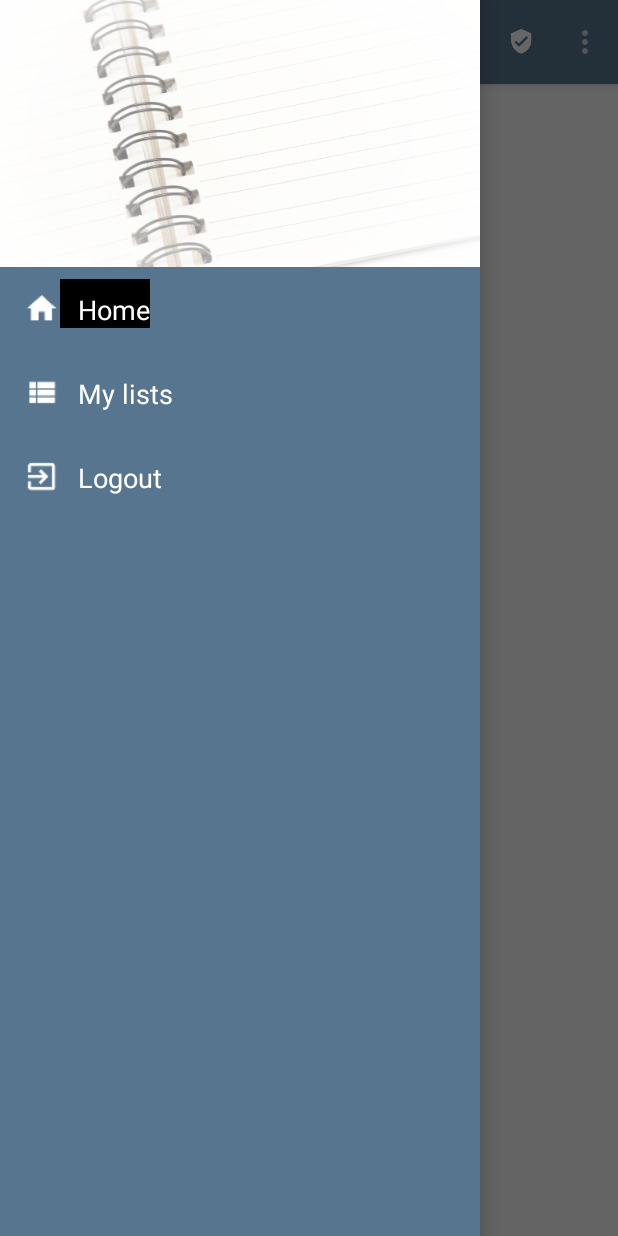
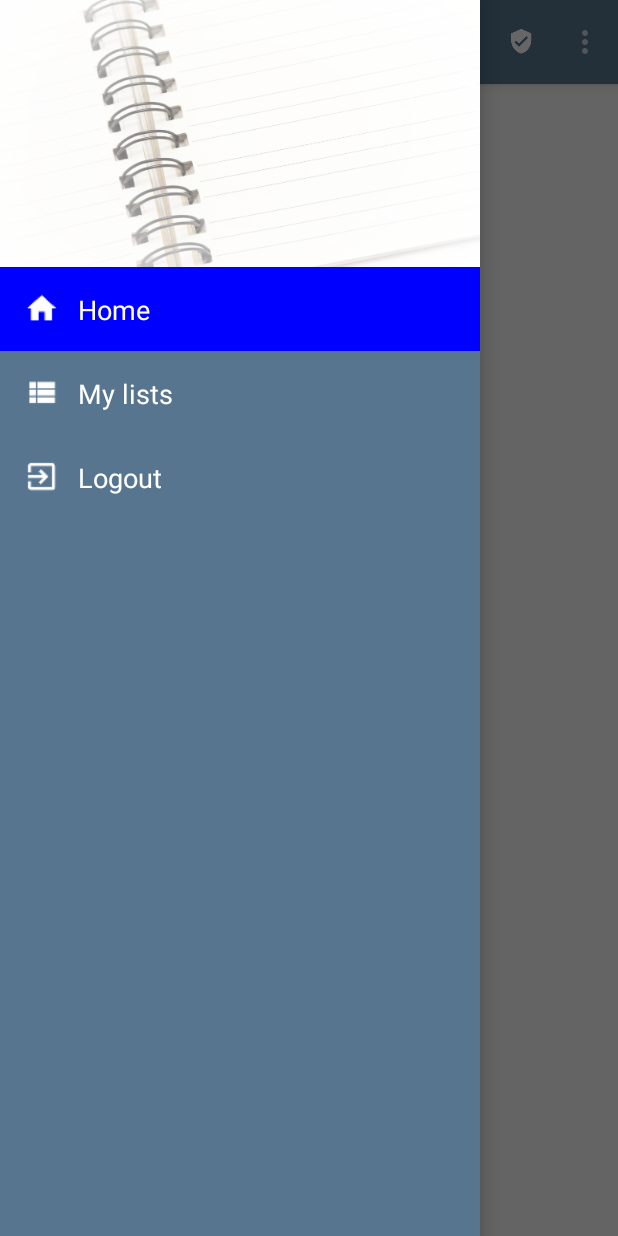
Before and after one commit to igortavares82/buylist.android, an Android app: the Home screen opened directly, with no data from a screen before it, after a tap on "Home", on a phone screen of 412 x 824 dp. Run offline under Robolectric (Android 15) with nearby library versions, the phone set to English and light mode, and no system bars; network calls fail; 1 other tap on this screen came first.

Commit message:
Padronização de nomenclatura e código

```diff
--- a/src/main/java/br/com/buylist/models/ProfileHolder.java
+++ b/src/main/java/br/com/buylist/models/ProfileHolder.java
@@ -7,6 +7,7 @@ import android.graphics.Color;
 import android.support.v7.widget.RecyclerView;
 import android.view.View;
 import android.widget.ImageView;
+import android.widget.LinearLayout;
 import android.widget.TextView;
 import android.widget.Toast;
 
@@ -40,17 +41,17 @@ public class ProfileHolder extends RecyclerView.ViewHolder implements View.OnCli
 
 
 
-            textView = (TextView) itemView.findViewById(R.id.rowText); // Creating TextView object with the id of textView from item_row.xml
-            imageView = (ImageView) itemView.findViewById(R.id.rowIcon);// Creating ImageView object with the id of ImageView from item_row.xml
+            textView = (TextView) itemView.findViewById(R.id.rowText); // Creating TextView object with the id of textView from nv_drawer_row.xmlw.xml
+            imageView = (ImageView) itemView.findViewById(R.id.rowIcon);// Creating ImageView object with the id of ImageView from nv_drawer_row.xmlw.xml
             textView.setOnClickListener(this);
             Holderid = 1;                                               // setting holder id as 1 as the object being populated are of type item row
 
         } else {
 
-            Name = (TextView) itemView.findViewById(R.id.name);         // Creating Text View object from header.xml for name
-            Email = (TextView) itemView.findViewById(R.id.email);       // Creating Text View object from header.xml for email
-            //profile = (ImageView) itemView.findViewById(R.id.circleView);// Creating Image view object from header.xml for profile pic
-            Holderid = 0;                                                // Setting holder id = 0 as the object being populated are of type header view
+            Name = (TextView) itemView.findViewById(R.id.name);         // Creating Text View object from nv_drawer_headerwer_header.xml for name
+            Email = (TextView) itemView.findViewById(R.id.email);       // Creating Text View object from nv_drawer_headerwer_header.xml for email
+            //profile = (ImageView) itemView.findViewById(R.id.circleView);// Creating Image view object from nv_drawer_headerwer_header.xml for profile pic
+            Holderid = 0;                                                // Setting holder id = 0 as the object being populated are of type nv_drawer_header view
         }
     }
 
@@ -71,10 +72,14 @@ public class ProfileHolder extends RecyclerView.ViewHolder implements View.OnCli
     @Override
     public void onClick(View v) {
 
+        v.getParent().getParent();
 
-        // PAREI AKI!!!
-        v.setBackgroundColor(Color.BLACK);
+        LinearLayout linearLayout = (LinearLayout) v.getParent();
+        linearLayout.setBackgroundColor(Color.BLUE);
+
         this.bindListener();
-        this.listener.onClick(v);
+
+        if (this.listener != null)
+            this.listener.onClick(v);
     }
 }
--- a/src/main/java/br/com/buylist/views/Home.java
+++ b/src/main/java/br/com/buylist/views/Home.java
@@ -9,9 +9,7 @@ import android.support.v7.widget.RecyclerView;
 import android.support.v7.widget.Toolbar;
 import android.view.Menu;
 import android.view.MenuItem;
-import android.view.MotionEvent;
 import android.view.View;
-import android.widget.Toast;
 
 import br.com.buylist.R;
 
@@ -38,7 +36,9 @@ public class Home extends ActionBarActivity {
 
         recycleView = (RecyclerView) findViewById(R.id.RecyclerView);
         recycleView.setHasFixedSize(true);
-        adapter = new HeaderAdapter(TITLES,ICONS, this.toolbar.getContext());
+
+        // Instancia o navigation drawer
+        adapter = new NvDrawerHeader(TITLES,ICONS, this.toolbar.getContext());
 
         recycleView.setAdapter(adapter);
         layoutManager = new LinearLayoutManager(this);
--- a/src/main/java/br/com/buylist/views/HeaderAdapter.java
+++ b/src/main/java/br/com/buylist/views/NvDrawerHeader.java
@@ -5,9 +5,6 @@ import android.support.v7.widget.RecyclerView;
 import android.view.LayoutInflater;
 import android.view.View;
 import android.view.ViewGroup;
-import android.widget.ImageView;
-import android.widget.TextView;
-import android.widget.Toast;
 
 import br.com.buylist.dao.AccountDao;
 import br.com.buylist.models.Account;
@@ -18,21 +15,19 @@ import br.com.buylist.R;
 /**
  * Created by Igor on 23/04/2016.
  */
-public class HeaderAdapter extends RecyclerView.Adapter {
+public class NvDrawerHeader extends RecyclerView.Adapter {
 
     private static final int TYPE_HEADER = 0;  // Declaring Variable to Understand which View is being worked on
     private static final int TYPE_ITEM = 1;
 
-    private String navTitles[]; // String Array to store the passed titles Value from MainActivity.java
-    private int mIcons[];       // Int Array to store the passed icons resource value from MainActivity.java
-
-    private int profile;        //int Resource for header view profile picture
+    private String titles[]; // String Array to store the passed titles Value from MainActivity.java
+    private int icons[];       // Int Array to store the passed icons resource value from MainActivity.java
     private Context context;
 
-    HeaderAdapter(String Titles[],int Icons[], Context context) {
+    NvDrawerHeader(String titles[], int Icons[], Context context) {
 
-        navTitles = Titles;
-        mIcons = Icons;
+        this.titles = titles;
+        this.icons = Icons;
         this.context = context;
     }
 
@@ -42,14 +37,14 @@ public class HeaderAdapter extends RecyclerView.Adapter {
 
         if (viewType == TYPE_ITEM) {
 
-            View v = LayoutInflater.from(parent.getContext()).inflate(R.layout.item_row,parent,false); //Inflating the layout
+            View v = LayoutInflater.from(parent.getContext()).inflate(R.layout.nv_drawer_row,parent,false); //Inflating the layout
             ProfileHolder vhItem = new ProfileHolder(v, viewType, TYPE_ITEM);//new ViewHolder(v,viewType); //Creating ViewHolder and passing the object of type view
 
             return vhItem; // Returning the created object
 
         } else if (viewType == TYPE_HEADER) {
 
-            View v = LayoutInflater.from(parent.getContext()).inflate(R.layout.header,parent,false); //Inflating the layout
+            View v = LayoutInflater.from(parent.getContext()).inflate(R.layout.nv_drawer_header,parent,false); //Inflating the layout
             ProfileHolder vhHeader = new ProfileHolder(v, viewType, TYPE_ITEM); //Creating ViewHolder and passing the object of type view
 
             return vhHeader; //returning the object created
@@ -63,11 +58,11 @@ public class HeaderAdapter extends RecyclerView.Adapter {
 
         ProfileHolder pHolder = (ProfileHolder) holder;
 
-        if(pHolder.Holderid == 1) { // as the list view is going to be called after the header view so we decrement the
+        if(pHolder.Holderid == 1) { // as the list view is going to be called after the nv_drawer_header view so we decrement the
 
             // position by 1 and pass it to the holder while setting the text and image
-            pHolder.textView.setText(navTitles[position - 1]); // Setting the Text with the array of our Titles
-            pHolder.imageView.setImageResource(mIcons[position - 1]);// Settimg the image with array of our icons
+            pHolder.textView.setText(titles[position - 1]); // Setting the Text with the array of our Titles
+            pHolder.imageView.setImageResource(icons[position - 1]);// Settimg the image with array of our icons
             pHolder.menuId = position;
 
         } else {
@@ -75,7 +70,7 @@ public class HeaderAdapter extends RecyclerView.Adapter {
             AccountDao accountDao = new AccountDao(this.context);
             Account account = accountDao.getAccount();
 
-            //pHolder.profile.setImageResource(profile);           // Similarly we set the resources for header view
+            //pHolder.profile.setImageResource(profile);           // Similarly we set the resources for nv_drawer_header view
             pHolder.Name.setText(account.getName());
             pHolder.Email.setText(account.getEmail());
         }
@@ -83,7 +78,7 @@ public class HeaderAdapter extends RecyclerView.Adapter {
 
     @Override
     public int getItemCount() {
-        return navTitles.length + 1;
+        return titles.length + 1;
     }
 
     @Override
--- a/src/main/res/layout/header.xml
+++ b/src/main/res/layout/nv_drawer_header.xml
@@ -36,9 +36,7 @@
             android:fontFamily="Courier"
             android:layout_marginTop="5dp"
             android:textSize="20sp"
-            android:textStyle="italic"
-
-            />
+            android:textStyle="italic" />
     </LinearLayout>
 
 </RelativeLayout>
```
Also changed, not shown: src/main/res/layout/nv_drawer_row.xml (renamed from src/main/res/layout/item_row.xml).
